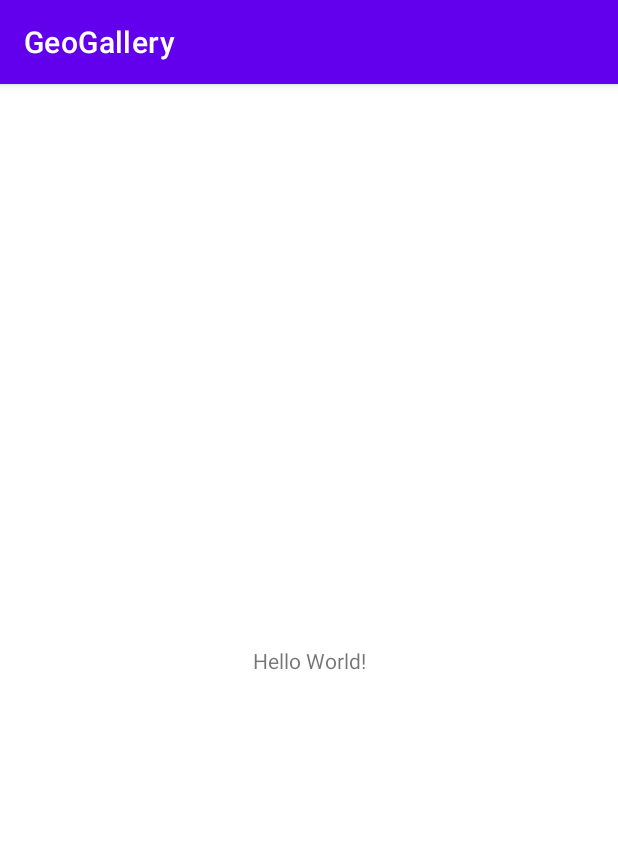
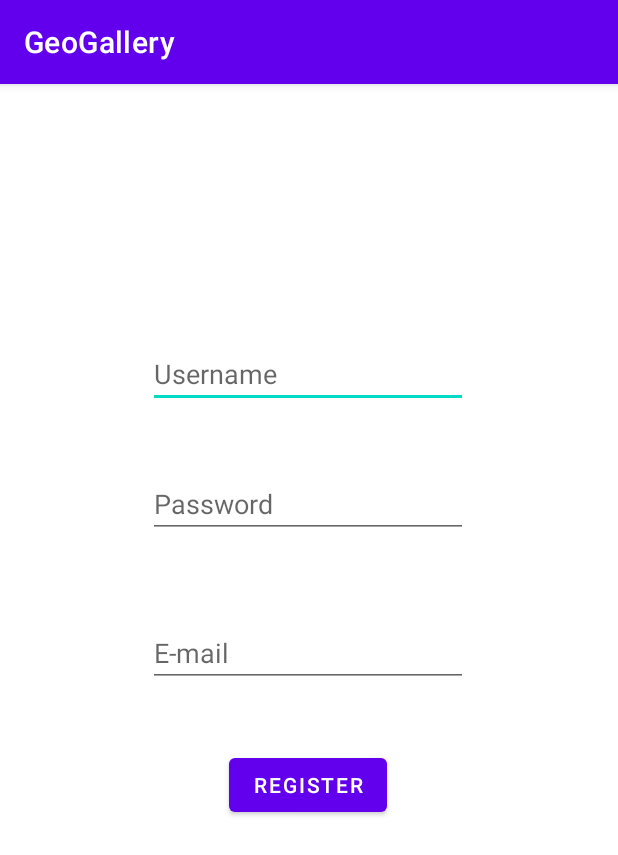
Before and after one commit to nmidzic20/GeoGallery, an Android app: the screen it shows after launch (MainActivity), on a phone screen of 412 x 824 dp. Shown: the top 855 px of the screen. Run offline under Robolectric (Android 15) with nearby library versions, the phone set to English and light mode, and no system bars.

Commit message:
Registration form
Implementation of three EditText's with username, password and e-mail with register button.

```diff
--- a/Software/GeoGallery/app/src/main/res/layout/activity_main.xml
+++ b/Software/GeoGallery/app/src/main/res/layout/activity_main.xml
@@ -6,13 +6,61 @@
     android:layout_height="match_parent"
     tools:context=".MainActivity">
 
-    <TextView
+    <EditText
+        android:id="@+id/etUsername"
         android:layout_width="wrap_content"
         android:layout_height="wrap_content"
-        android:text="Hello World!"
+        android:ems="10"
+        android:inputType="textPersonName"
+        android:hint="Username"
         app:layout_constraintBottom_toBottomOf="parent"
         app:layout_constraintEnd_toEndOf="parent"
+        app:layout_constraintHorizontal_bias="0.497"
         app:layout_constraintStart_toStartOf="parent"
-        app:layout_constraintTop_toTopOf="parent" />
+        app:layout_constraintTop_toTopOf="parent"
+        app:layout_constraintVertical_bias="0.236" />
+
+    <EditText
+        android:id="@+id/etEmail"
+        android:layout_width="wrap_content"
+        android:layout_height="wrap_content"
+        android:layout_marginTop="54dp"
+        android:ems="10"
+        android:inputType="textPersonName"
+        android:hint="E-mail"
+        app:layout_constraintBottom_toBottomOf="parent"
+        app:layout_constraintEnd_toEndOf="parent"
+        app:layout_constraintHorizontal_bias="0.497"
+        app:layout_constraintStart_toStartOf="parent"
+        app:layout_constraintTop_toBottomOf="@+id/etPassword"
+        app:layout_constraintVertical_bias="0.0" />
+
+    <EditText
+        android:id="@+id/etPassword"
+        android:layout_width="wrap_content"
+        android:layout_height="wrap_content"
+        android:layout_marginTop="41dp"
+        android:ems="10"
+        android:inputType="textPersonName"
+        android:hint="Password"
+        app:layout_constraintBottom_toBottomOf="parent"
+        app:layout_constraintEnd_toEndOf="parent"
+        app:layout_constraintHorizontal_bias="0.497"
+        app:layout_constraintStart_toStartOf="parent"
+        app:layout_constraintTop_toBottomOf="@+id/etUsername"
+        app:layout_constraintVertical_bias="0.0" />
+
+    <Button
+        android:id="@+id/btnRegister"
+        android:layout_width="wrap_content"
+        android:layout_height="wrap_content"
+        android:layout_marginTop="41dp"
+        android:text="Register"
+        app:layout_constraintBottom_toBottomOf="parent"
+        app:layout_constraintEnd_toEndOf="parent"
+        app:layout_constraintHorizontal_bias="0.498"
+        app:layout_constraintStart_toStartOf="parent"
+        app:layout_constraintTop_toBottomOf="@+id/etEmail"
+        app:layout_constraintVertical_bias="0.0" />
 
 </androidx.constraintlayout.widget.ConstraintLayout>
```
